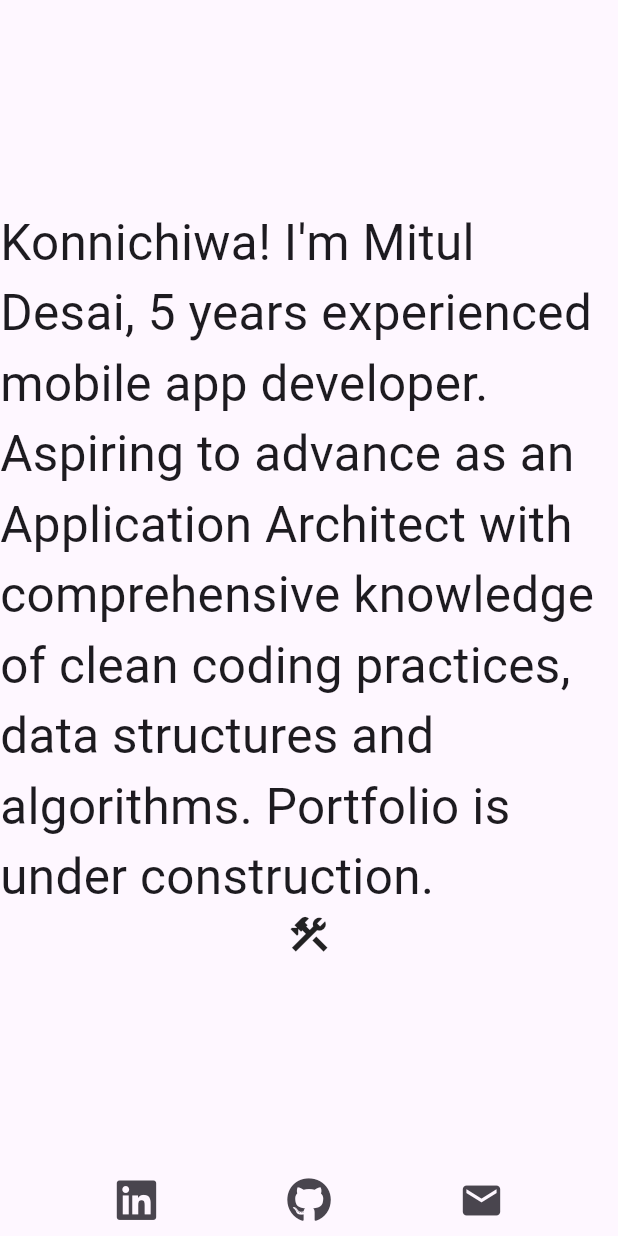
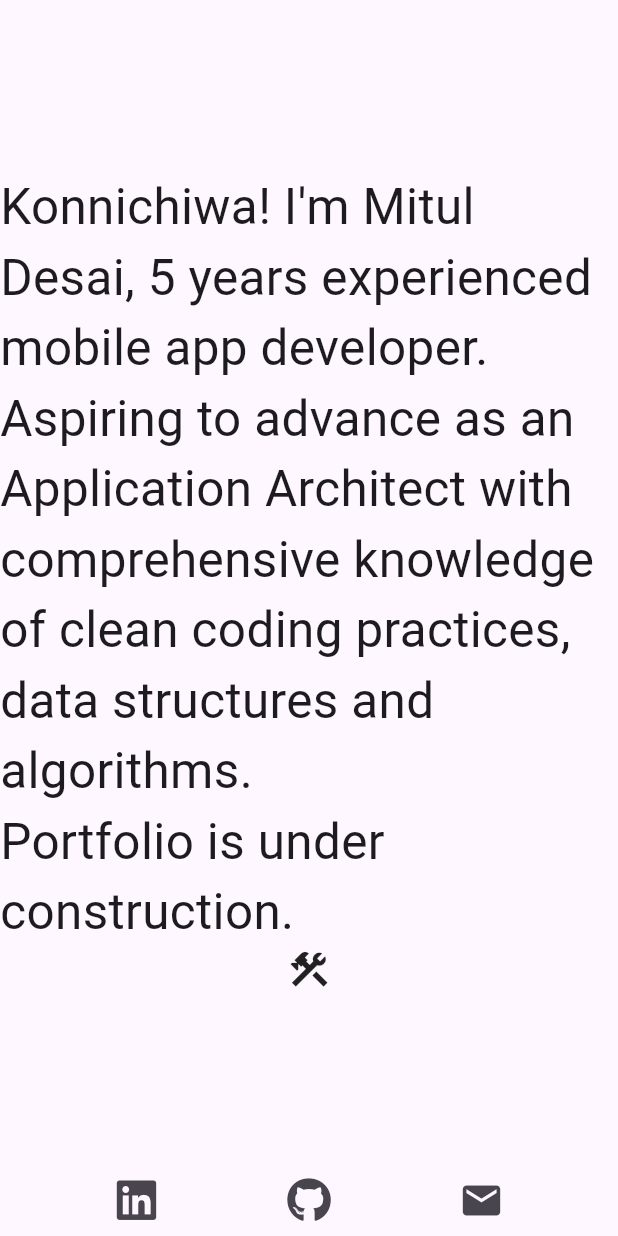
Before and after one commit to Mark13537/my_portfolio, a Flutter app: the screen it shows after launch, on a phone screen of 412 x 824 dp. Run offline on Flutter 3.47's test engine with Material 3 defaults, Android fonts, the phone set to English and light mode, and no system bars; our stand-ins replace font_awesome_flutter.

Commit message:
refactor: Welcome message

```diff
--- a/lib/main.dart
+++ b/lib/main.dart
@@ -33,7 +33,7 @@ class MyHomePage extends StatefulWidget {
 
 class _MyHomePageState extends State<MyHomePage> {
   final welomeTxt =
-      'Konnichiwa! I\'m Mitul Desai, 5 years experienced mobile app developer. Aspiring to advance as an Application Architect with comprehensive knowledge of clean coding practices, data structures and algorithms. Portfolio is under construction.';
+      'Konnichiwa! I\'m Mitul Desai, 5 years experienced mobile app developer. Aspiring to advance as an Application Architect with comprehensive knowledge of clean coding practices, data structures and algorithms.\nPortfolio is under construction.';
 
   @override
   Widget build(BuildContext context) {
```
